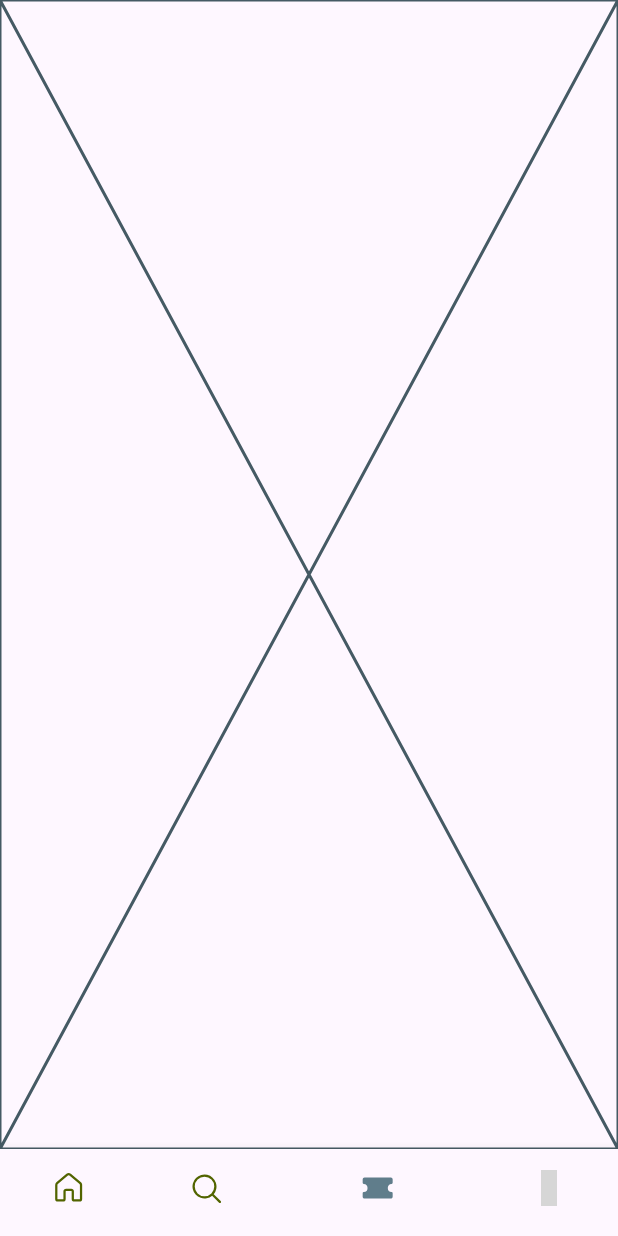
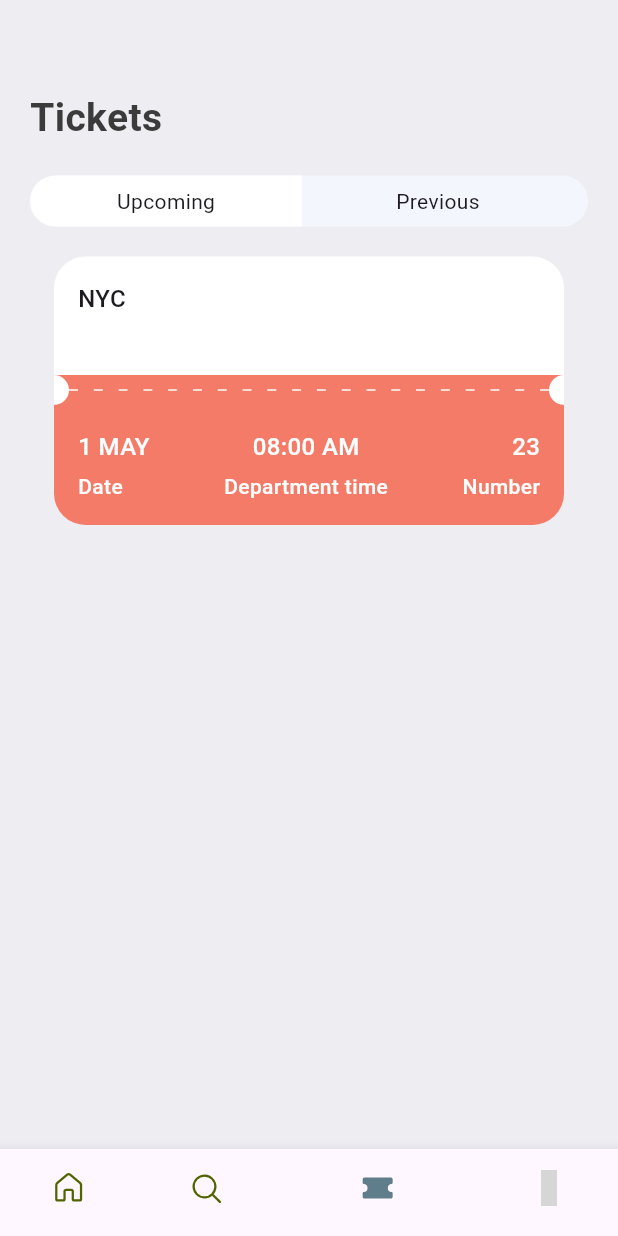
Before and after one commit to JimuelG/kct_app, a Flutter app: the screen it shows after launch, item 3 of the bottom bar chosen, on a phone screen of 412 x 824 dp. Run offline on Flutter 3.47's test engine with Material 3 defaults, Android fonts, the phone set to English and light mode, and no system bars; our stand-ins replace fluentui_icons; grey boxes are pictures that could not be loaded.

Commit message:
kct_app v1.4.1

```diff
--- a/lib/Core/res/styles/app_styles.dart
+++ b/lib/Core/res/styles/app_styles.dart
@@ -12,6 +12,7 @@ class AppStyles {
   static Color planeColor = const Color(0xFFBFC2DF);
   static Color findTicketColor = const Color(0xD91130CE);
   static Color circleColor = const Color(0xFF189999);
+  static Color ticketColor = Colors.white;
 
   static TextStyle textStyle =
       TextStyle(fontSize: 16, color: textColor, fontWeight: FontWeight.w500);
--- a/lib/Core/widgets/text_style_third.dart
+++ b/lib/Core/widgets/text_style_third.dart
@@ -3,14 +3,15 @@ import '../res/styles/app_styles.dart';
 
 class TextStyleThird extends StatelessWidget {
   final String text;
-  const TextStyleThird({super.key, required this.text});
+  final bool? isColor;
+  const TextStyleThird({super.key, required this.text, this.isColor});
 
   @override
   Widget build(BuildContext context) {
     return Text(
       text,
-      style: AppStyles.headLineStyle3
-          .copyWith(color: Colors.white),
+      style:  isColor==null? AppStyles.headLineStyle3
+          .copyWith(color: Colors.white):AppStyles.headLineStyle3
     );
   }
 }
--- a/lib/Core/widgets/ticket_view.dart
+++ b/lib/Core/widgets/ticket_view.dart
@@ -10,7 +10,8 @@ import 'package:kct/Core/widgets/text_style_third.dart';
 class TicketView extends StatelessWidget {
   final Map<String, dynamic> ticket;
   final bool wholeScreen;
-  const TicketView({super.key, required this.ticket, this.wholeScreen= false});
+  final bool? isColor;
+  const TicketView({super.key, required this.ticket, this.wholeScreen= false, this.isColor});
 
   @override
   Widget build(BuildContext context) {
@@ -26,7 +27,7 @@ class TicketView extends StatelessWidget {
             Container(
               padding: const EdgeInsets.all(16),
               decoration: BoxDecoration(
-                  color: AppStyles.ticketBlue,
+                  color: isColor==null? AppStyles.ticketBlue : AppStyles.ticketColor,
                   borderRadius: const BorderRadius.only(
                       topLeft: Radius.circular(21),
                       topRight: Radius.circular(21))),
@@ -34,7 +35,7 @@ class TicketView extends StatelessWidget {
                 children: [
                   Row(
                     children: [
-                      TextStyleThird(text: ticket["from"]["code"]),
+                      TextStyleThird(text: ticket["from"]["code"], isColor: isColor),
                       Expanded(child: Container()),
                       const BigDot(),
                       Expanded(
--- a/lib/screens/search/search_screen.dart
+++ b/lib/screens/search/search_screen.dart
@@ -20,7 +20,7 @@ class SearchScreen extends StatelessWidget {
           const SizedBox(height: 40),
           Text("What are\nyou looking for?", style: AppStyles.headLineStyle1.copyWith(fontSize: 35)),
           const SizedBox(height: 20),
-          const AppTicketTabs(),
+          const AppTicketTabs(firstTab: "Airline Tickets", secondTab: "Hotels",),
           const SizedBox(height: 25,),
           const AppTextIcon(icon: Icons.flight_takeoff_rounded, text: 'Departure',),
           const SizedBox(height: 20,),
--- a/lib/screens/search/widgets/app_ticket_tabs.dart
+++ b/lib/screens/search/widgets/app_ticket_tabs.dart
@@ -1,19 +1,22 @@
 import 'package:flutter/material.dart';
 
 class AppTicketTabs extends StatelessWidget {
-  const AppTicketTabs({super.key});
+  final String firstTab;
+  final String secondTab;
+  const AppTicketTabs({super.key, required this.firstTab, required this.secondTab});
 
   @override
   Widget build(BuildContext context) {
+
     return Container(
       decoration: BoxDecoration(
         borderRadius: BorderRadius.circular(50),
         color: const Color(0xFFF4F6FD),
       ),
-      child: const Row(
+      child: Row(
         children: [
-          AppTabs(tabText: "Airline Ticket",),
-          AppTabs(tabText: "Hotels", tabBorder: true, tabColor: true,)
+          AppTabs(tabText: firstTab,),
+          AppTabs(tabText: secondTab, tabBorder: true, tabColor: true,)
         ]
       ),
     );
--- a/lib/screens/ticket/ticket_screen.dart
+++ b/lib/screens/ticket/ticket_screen.dart
@@ -1,10 +1,29 @@
 import 'package:flutter/material.dart';
+import 'package:kct/Core/res/styles/app_styles.dart';
+import 'package:kct/Core/utils/all_json.dart';
+import 'package:kct/Core/widgets/ticket_view.dart';
+import 'package:kct/screens/search/widgets/app_ticket_tabs.dart';
 
 class TicketScreen extends StatelessWidget {
   const TicketScreen({super.key});
 
   @override
   Widget build(BuildContext context) {
-    return const Placeholder();
+    return Scaffold(
+      backgroundColor: AppStyles.bgColor,
+      body: ListView(
+        padding: const EdgeInsets.symmetric(horizontal: 20, vertical: 20),
+        children: [
+          const SizedBox(height: 40,),
+          Text("Tickets", style: AppStyles.headLineStyle1),
+          const SizedBox(height: 20),
+          const AppTicketTabs(firstTab: "Upcoming", secondTab: "Previous",),
+          const SizedBox(height: 20,),
+          Container(
+            padding: const EdgeInsets.only(left: 16),
+            child: TicketView(ticket: ticketList[0], isColor: true))
+        ],
+      ),
+    );
   }
 }
```
